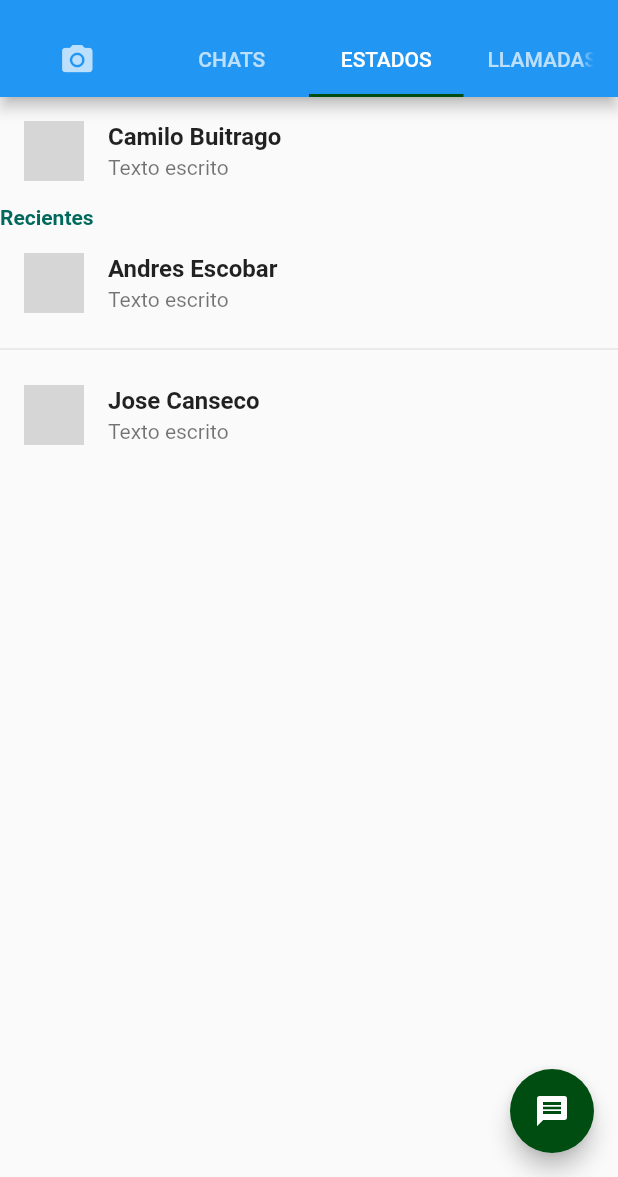
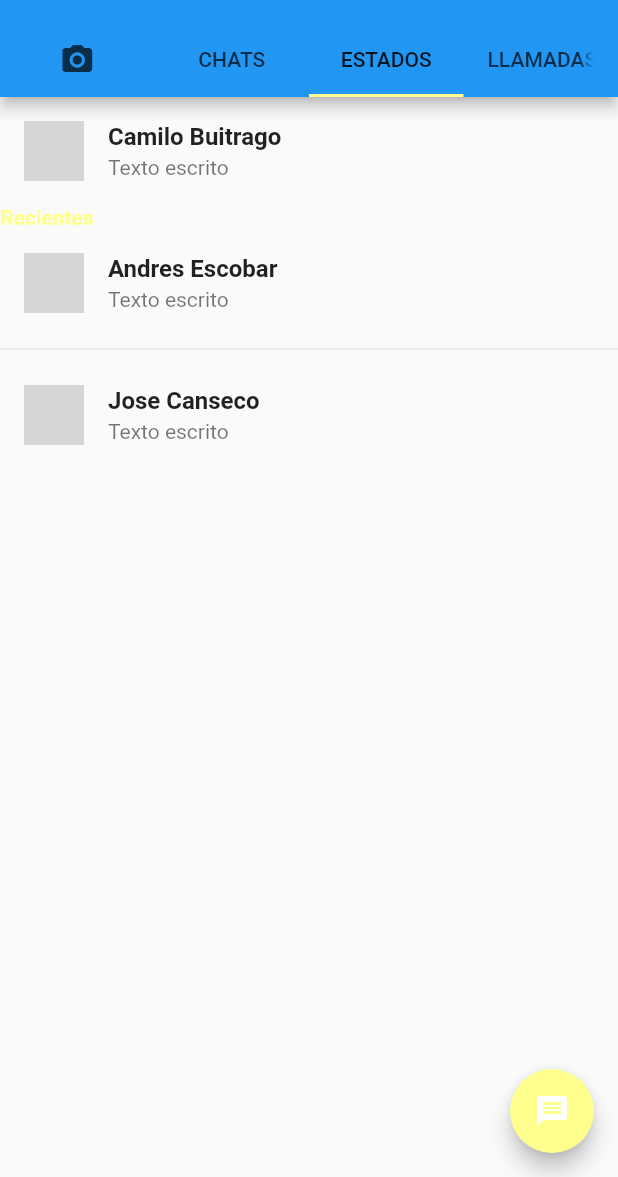
Before and after one commit to fermumu/Actividad4App, a Flutter app: the screen it shows after launch, tab 3 chosen, on a phone screen of 412 x 824 dp, the part 59-1236 px from its top. Run offline on Flutter 3.47's test engine with Material 2 defaults, Android fonts, the phone set to English and light mode, and no system bars; network calls fail; grey boxes are pictures that could not be loaded.

Commit message:
se realiza historia de usuario 01-2022-app015

```diff
--- a/lib/main.dart
+++ b/lib/main.dart
@@ -15,8 +15,8 @@ class MyInicio extends StatelessWidget {
     return new MaterialApp(
       title: "WhatsappDemo",
       theme: new ThemeData(
-        primaryColor: new Color(0xff00695C),
-        accentColor: new Color(0xff004D11),
+        primaryColor: new Color(0xFFFFFF8D),
+        accentColor: new Color(0xFFFFFF8D),
       ),
       debugShowCheckedModeBanner: false,
       home: new WhatsAppHome(),
```
